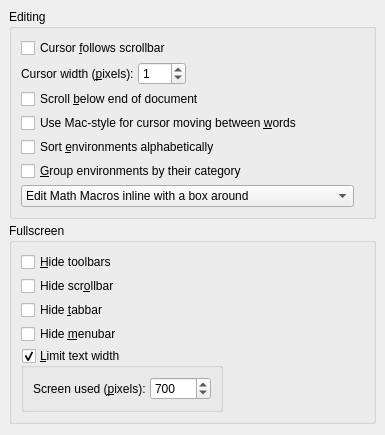
Old version of the form src/frontends/qt4/ui/PrefEditUi.ui in the repository cburschka/lyx.
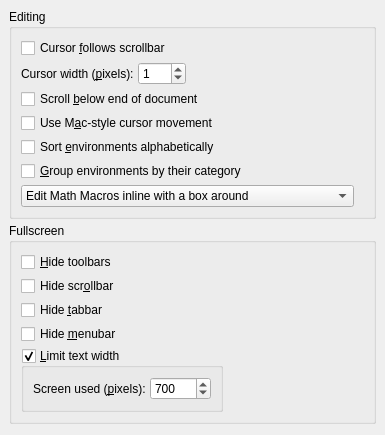
New version of the form.

Commit message:
On Mac, moving down a paragraph should place the cursor at the end of the current paragraph (unless it's already there, in which case it should move to the end of the next paragraph). Change the preference setting name (mac_like_word_movement to mac_like_cursor_movement) to better reflect its function.
Patch and description from Bennett Helm

Diff of the .ui file:
```diff
--- a/src/frontends/qt4/ui/PrefEditUi.ui
+++ b/src/frontends/qt4/ui/PrefEditUi.ui
@@ -97,7 +97,7 @@
          <string>Skip trailing non-word characters</string>
         </property>
         <property name="text">
-         <string>Use Mac-style for cursor moving between &amp;words</string>
+         <string>Use M&amp;ac-style cursor movement</string>
         </property>
        </widget>
       </item>
```
Left out of the diff: 4 changed lines with no effect on the pictures. The commit also changes 7 other files.
